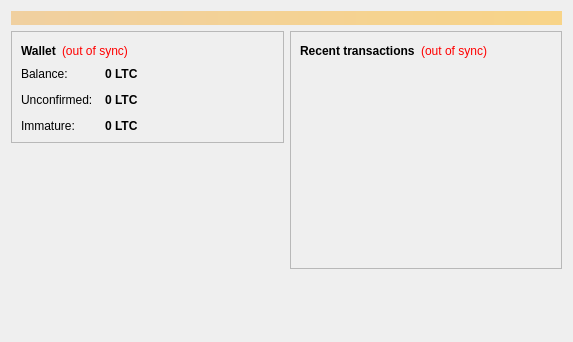
The window that src/qt/forms/overviewpage.ui (miscbrah/misccoin) describes before a commit, drawn with Qt 5.
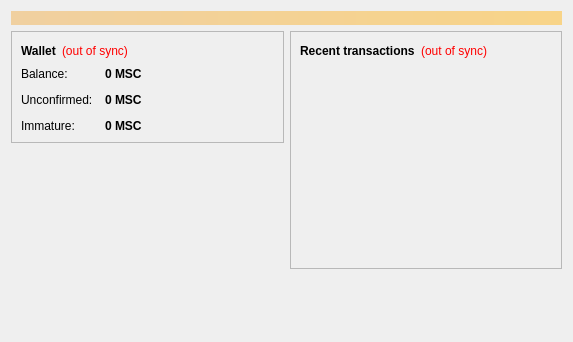
The same window after the commit.

```diff
--- a/src/qt/forms/overviewpage.ui
+++ b/src/qt/forms/overviewpage.ui
@@ -122,7 +122,7 @@
                <string>Your current balance</string>
               </property>
               <property name="text">
-               <string notr="true">0 LTC</string>
+               <string notr="true">0 MSC</string>
               </property>
               <property name="textInteractionFlags">
                <set>Qt::LinksAccessibleByMouse|Qt::TextSelectableByKeyboard|Qt::TextSelectableByMouse</set>
@@ -151,7 +151,7 @@
                <string>Total of transactions that have yet to be confirmed, and do not yet count toward the current balance</string>
               </property>
               <property name="text">
-               <string notr="true">0 LTC</string>
+               <string notr="true">0 MSC</string>
               </property>
               <property name="textInteractionFlags">
                <set>Qt::LinksAccessibleByMouse|Qt::TextSelectableByKeyboard|Qt::TextSelectableByMouse</set>
@@ -177,7 +177,7 @@
                <string>Mined balance that has not yet matured</string>
               </property>
               <property name="text">
-               <string notr="true">0 LTC</string>
+               <string notr="true">0 MSC</string>
               </property>
               <property name="textInteractionFlags">
                <set>Qt::LinksAccessibleByMouse|Qt::TextSelectableByKeyboard|Qt::TextSelectableByMouse</set>
```
Left out of the diff: 4 changed lines with no effect on the pictures.
